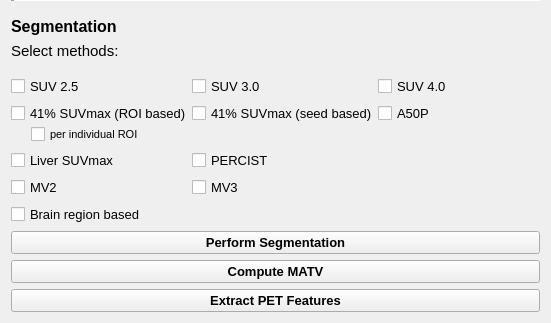
Old version of the form MUSTsegmenter/Resources/UI/MUSTsegmenter.ui in the repository kyliekeijzer/Slicer-PET-MUST-segmenter; both pictures show x 0 to 551 and y 550 to 873 of the 551 by 873 pixel window.
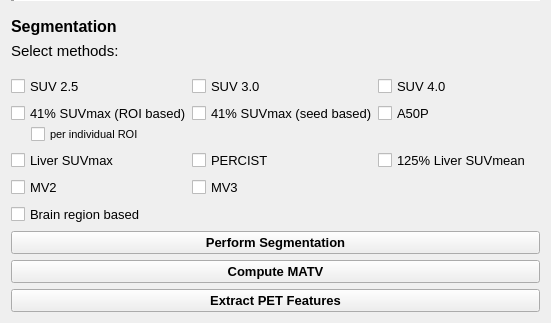
New version of the form. Custom widgets are drawn as their Qt base class.

Commit message: Add segmentation threshold 125% of Liver SUVmean

```diff
--- a/MUSTsegmenter/Resources/UI/MUSTsegmenter.ui
+++ b/MUSTsegmenter/Resources/UI/MUSTsegmenter.ui
@@ -726,6 +726,18 @@
        </item>
       </layout>
      </item>
+     <item row="9" column="2">
+      <widget class="QCheckBox" name="LiverSUVmean">
+       <property name="font">
+        <font>
+         <pointsize>10</pointsize>
+        </font>
+       </property>
+       <property name="text">
+        <string>125% Liver SUVmean</string>
+       </property>
+      </widget>
+     </item>
     </layout>
    </item>
    <item>
```
The commit also changes 2 other files.
